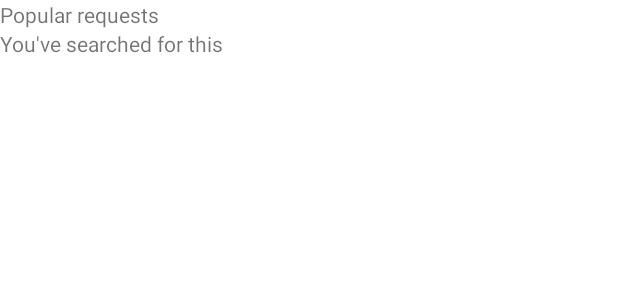
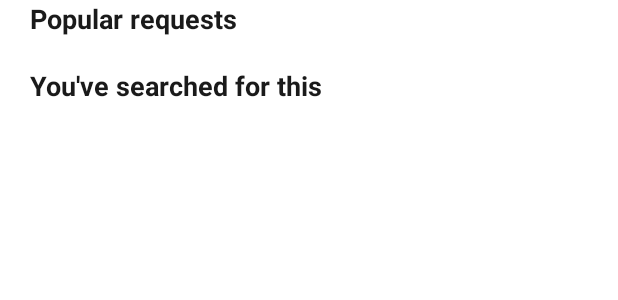
Before and after one commit to Freeezzzi/FinanceApp, an Android app: the layout search_fragment_chips.xml on its own in the app's theme, with its tools: preview values and no code run, on a phone screen of 412 x 824 dp. Shown: the top 300 px of the screen. Run offline under Robolectric (Android 15) with nearby library versions, the phone set to English and light mode, and no system bars.

Commit message:
Change chips in search fragment

```diff
--- a/app/src/main/java/ru/freeezzzi/yandex_test_task/testapplication/data/local/FavoriteCompaniesDatabase.kt
+++ b/app/src/main/java/ru/freeezzzi/yandex_test_task/testapplication/data/local/FavoriteCompaniesDatabase.kt
@@ -8,7 +8,7 @@ import ru.freeezzzi.yandex_test_task.testapplication.data.local.dao.CompanyProfi
 import ru.freeezzzi.yandex_test_task.testapplication.data.local.entities.CompanyProfileEntity
 import ru.freeezzzi.yandex_test_task.testapplication.data.local.entities.RecentQueryEntity
 
-@Database(entities = [CompanyProfileEntity::class, RecentQueryEntity::class], version = 5, exportSchema = false)
+@Database(entities = [CompanyProfileEntity::class, RecentQueryEntity::class], version = 6, exportSchema = false)
 abstract class FavoriteCompaniesDatabase : RoomDatabase() {
 
     abstract fun companyProfileDao(): CompanyProfileDao
--- a/app/src/main/java/ru/freeezzzi/yandex_test_task/testapplication/data/local/entities/RecentQueryEntity.kt
+++ b/app/src/main/java/ru/freeezzzi/yandex_test_task/testapplication/data/local/entities/RecentQueryEntity.kt
@@ -6,6 +6,5 @@ import androidx.room.PrimaryKey
 
 @Entity(tableName = "Queries")
 data class RecentQueryEntity(
-    @ColumnInfo(name = "Query") var query: String = "",
-    @PrimaryKey(autoGenerate = true) @ColumnInfo(name = "id") val id : Long?
+        @PrimaryKey @ColumnInfo(name = "Query") var query: String = "",
 )
--- a/app/src/main/java/ru/freeezzzi/yandex_test_task/testapplication/ui/searchfragment/SearchFragmentViewModel.kt
+++ b/app/src/main/java/ru/freeezzzi/yandex_test_task/testapplication/ui/searchfragment/SearchFragmentViewModel.kt
@@ -158,8 +158,9 @@ class SearchFragmentViewModel @Inject constructor(
 
     fun saveToRecentQueries(string: String) {
         viewModelScope.launch {
-            database.companyProfileDao().insert(RecentQueryEntity(string, null))
+            database.companyProfileDao().insert(RecentQueryEntity(string))
         }
+        getRecentQueries()
     }
 
     fun exitFragment() {
--- a/app/src/main/java/ru/freeezzzi/yandex_test_task/testapplication/ui/searchfragment/SearchViewPagerAdapter.kt
+++ b/app/src/main/java/ru/freeezzzi/yandex_test_task/testapplication/ui/searchfragment/SearchViewPagerAdapter.kt
@@ -75,7 +75,7 @@ class SearchViewPagerAdapter(
 
     fun submitQueries(list: List<String>) {
         recentQueries = list
-        onBindViewHolder(chipsTab!!, 0)
+        chipsTab?.onBind(popularQueries,recentQueries)
     }
 
     companion object {
--- a/app/src/main/res/layout/quotes_list_fragment.xml
+++ b/app/src/main/res/layout/quotes_list_fragment.xml
@@ -14,7 +14,9 @@
             android:id="@+id/search_cardview"
             android:layout_width="match_parent"
             android:layout_height="wrap_content"
-            android:layout_margin="@dimen/standard_margin"
+            android:layout_marginStart="@dimen/standard_margin"
+            android:layout_marginEnd="@dimen/standard_margin"
+            android:layout_marginTop="@dimen/standard_margin"
             app:cardCornerRadius="48dp"
             app:layout_scrollFlags="snap|scroll">
 
@@ -57,6 +59,7 @@
         <LinearLayout
             android:layout_width="match_parent"
             android:layout_height="match_parent"
+            android:layout_marginTop="@dimen/standard_margin"
             android:layout_marginStart="20dp"
             android:layout_marginEnd="20dp"
             android:orientation="horizontal">
--- a/app/src/main/res/layout/search_fragment_chips.xml
+++ b/app/src/main/res/layout/search_fragment_chips.xml
@@ -1,6 +1,5 @@
 <?xml version="1.0" encoding="utf-8"?>
-<androidx.constraintlayout.widget.ConstraintLayout
-    xmlns:android="http://schemas.android.com/apk/res/android"
+<androidx.constraintlayout.widget.ConstraintLayout xmlns:android="http://schemas.android.com/apk/res/android"
     xmlns:app="http://schemas.android.com/apk/res-auto"
     xmlns:tools="http://schemas.android.com/tools"
     android:layout_width="match_parent"
@@ -11,56 +10,57 @@
         android:layout_width="wrap_content"
         android:layout_height="wrap_content"
         android:text="@string/popular_requests"
-        app:layout_constraintStart_toStartOf="parent"
+        android:textColor="@color/font_black"
+        android:textSize="18sp"
+        android:textStyle="bold"
+        app:layout_constraintStart_toEndOf="@id/guideline2"
         app:layout_constraintTop_toTopOf="parent" />
-
-    <HorizontalScrollView
-        android:id="@+id/horizontalScrollView"
-        android:layout_width="match_parent"
-        android:layout_height="wrap_content"
-        app:layout_constraintTop_toBottomOf="@+id/popular_label">
-
-        <LinearLayout
-            android:layout_width="wrap_content"
-            android:layout_height="match_parent"
-            android:orientation="vertical">
 
     <com.google.android.material.chip.ChipGroup
         android:id="@+id/popular_search_chip_group"
-                android:layout_width="wrap_content"
+        android:layout_width="0dp"
         android:layout_height="wrap_content"
-                app:singleLine="true">
+        app:chipSpacingHorizontal="4dp"
+        app:chipSpacingVertical="8dp"
+        app:layout_constraintStart_toEndOf="@id/guideline2"
+        app:layout_constraintEnd_toEndOf="parent"
+        app:layout_constraintTop_toBottomOf="@+id/popular_label"
+        app:singleLine="false">
 
     </com.google.android.material.chip.ChipGroup>
-        </LinearLayout>
-    </HorizontalScrollView>
 
     <TextView
         android:id="@+id/recent_label"
         android:layout_width="wrap_content"
         android:layout_height="wrap_content"
+        android:layout_marginTop="20dp"
         android:text="@string/recent_requests"
-        app:layout_constraintStart_toStartOf="parent"
-        app:layout_constraintTop_toBottomOf="@+id/horizontalScrollView" />
-
-    <HorizontalScrollView
-        android:layout_width="match_parent"
-        android:layout_height="wrap_content"
-        app:layout_constraintTop_toBottomOf="@+id/popular_label">
-
-        <LinearLayout
-            android:layout_width="wrap_content"
-            android:layout_height="match_parent"
-            android:orientation="vertical">
+        android:textColor="@color/font_black"
+        android:textSize="18sp"
+        android:textStyle="bold"
+        app:layout_constraintStart_toEndOf="@id/guideline2"
+        app:layout_constraintTop_toBottomOf="@+id/popular_search_chip_group" />
 
     <com.google.android.material.chip.ChipGroup
         android:id="@+id/recent_search_chip_group"
+        android:layout_width="0dp"
+        android:layout_height="80dp"
+        android:layout_marginTop="12dp"
+        app:chipMinTouchTargetSize="0dp"
+        app:chipSpacingHorizontal="4dp"
+        app:chipSpacingVertical="8dp"
+        app:layout_constraintEnd_toEndOf="parent"
+        app:layout_constraintStart_toEndOf="@id/guideline2"
+        app:layout_constraintTop_toBottomOf="@id/recent_label"
+        app:singleLine="false">
+
+    </com.google.android.material.chip.ChipGroup>
+
+    <androidx.constraintlayout.widget.Guideline
+        android:id="@+id/guideline2"
         android:layout_width="wrap_content"
         android:layout_height="wrap_content"
-                app:singleLine="true">
-
-            </com.google.android.material.chip.ChipGroup>
-        </LinearLayout>
-    </HorizontalScrollView>
+        android:orientation="vertical"
+        app:layout_constraintGuide_begin="20dp" />
 
 </androidx.constraintlayout.widget.ConstraintLayout>
```
Also changed, not shown: app/src/main/java/ru/freeezzzi/yandex_test_task/testapplication/ui/searchfragment/SearchFragment.kt (+12 -0 lines), app/src/main/java/ru/freeezzzi/yandex_test_task/testapplication/ui/tabs/ViewPagerViewHolder.kt (+10 -2 lines), app/src/main/res/layout/search_fragment.xml (+6 -2 lines). Lines whose indentation alone changed are shown as unchanged.
